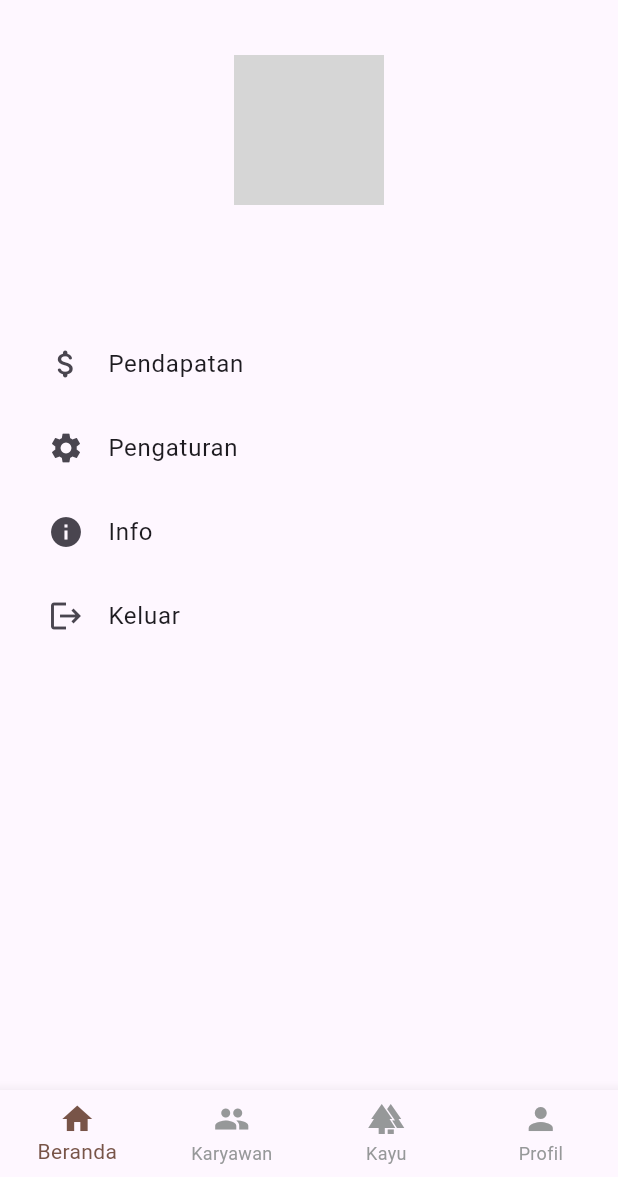
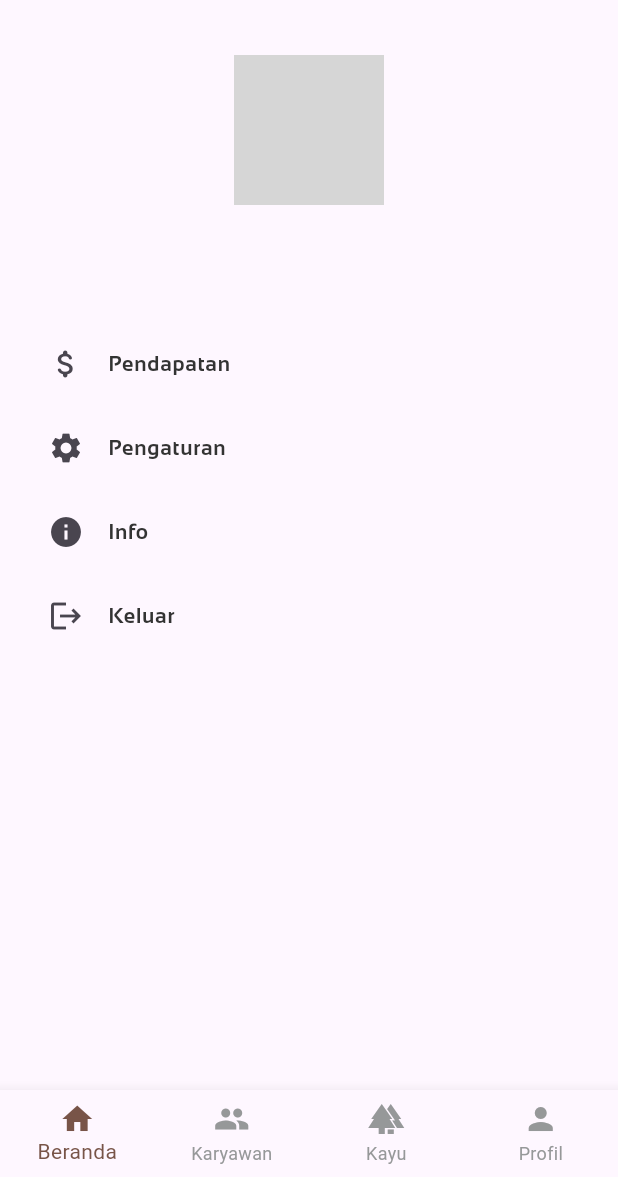
Before and after one commit to AgilS121/management-data-barang, a Flutter app: the ProfiladminScreen screen opened by its route, on a phone screen of 412 x 824 dp, the part 59-1236 px from its top. Run offline on Flutter 3.47's test engine with Material 3 defaults, Android fonts, the phone set to English and light mode, and no system bars; our stand-ins replace cloud_firestore, csv, dartz, firebase_auth, firebase_core, firebase_storage and 7 more; accounts and stored records are empty; network calls fail; grey boxes are pictures that could not be loaded.

```diff
--- a/lib/presentation/adminpage/profiladmin/profiladmin.screen.dart
+++ b/lib/presentation/adminpage/profiladmin/profiladmin.screen.dart
@@ -67,22 +67,42 @@ class ProfiladminScreen extends GetView<ProfiladminController> {
               SizedBox(height: 20),
               ListTile(
                 leading: Icon(Icons.attach_money_rounded),
-                title: Text('Pendapatan'),
+                title: ReusableTextView(
+                  text: "Pendapatan",
+                  sizetext: 14,
+                  textcolor: AppColors.blacktext,
+                  fontWeight: FontWeight.bold,
+                ),
                 onTap: () => Get.toNamed("/pendapatan"),
               ),
               ListTile(
                 leading: Icon(Icons.settings),
-                title: Text('Pengaturan'),
+                title: ReusableTextView(
+                  text: "Pengaturan",
+                  sizetext: 14,
+                  textcolor: AppColors.blacktext,
+                  fontWeight: FontWeight.bold,
+                ),
                 onTap: () => Get.toNamed("/pengaturancustomer"),
               ),
               ListTile(
                 leading: Icon(Icons.info),
-                title: Text('Info'),
+                title: ReusableTextView(
+                  text: "Info",
+                  sizetext: 14,
+                  textcolor: AppColors.blacktext,
+                  fontWeight: FontWeight.bold,
+                ),
                 onTap: () => Get.toNamed("/tentangaplikasi"),
               ),
               ListTile(
                 leading: Icon(Icons.logout),
-                title: Text('Keluar'),
+                title: ReusableTextView(
+                  text: "Keluar",
+                  sizetext: 14,
+                  textcolor: AppColors.blacktext,
+                  fontWeight: FontWeight.bold,
+                ),
                 onTap: () {
                   controller.signOut();
                   Get.offAllNamed("/login");
--- a/lib/presentation/utils/views/welcome_header_view.dart
+++ b/lib/presentation/utils/views/welcome_header_view.dart
@@ -6,8 +6,10 @@ import 'package:get/get.dart';
 
 class WelcomeHeaderView extends GetView {
   final String name;
+  final String? greeting;
 
-  const WelcomeHeaderView({Key? key, required this.name}) : super(key: key);
+  const WelcomeHeaderView({Key? key, required this.name, this.greeting})
+      : super(key: key);
 
   @override
   Widget build(BuildContext context) {
@@ -17,7 +19,7 @@ class WelcomeHeaderView extends GetView {
         mainAxisAlignment: MainAxisAlignment.spaceBetween,
         children: [
           ReusableTextView(
-            text: "Selamat Datang, \n$name",
+            text: "$greeting, \n$name",
             sizetext: 22,
             textcolor: AppColors.coklat7,
             fontWeight: FontWeight.bold,
```
Also changed, not shown: lib/presentation/adminpage/homeadmin/controllers/homeadmin.controller.dart (+52 -0 lines), lib/presentation/adminpage/homeadmin/homeadmin.screen.dart (+6 -1 lines).
